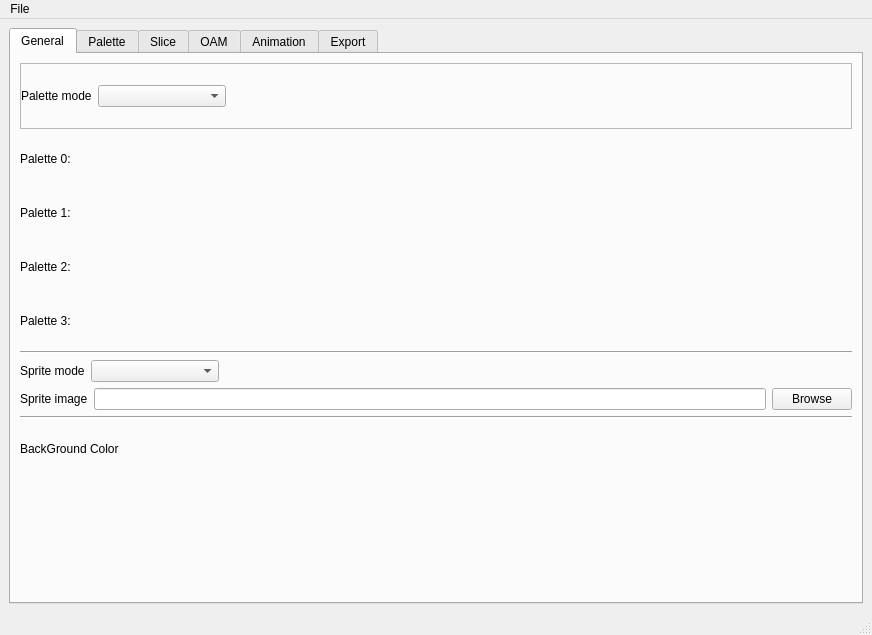
This is FamiAnimator/mainwindow.ui in evgenykzz2/FamiTool as Qt 5 draws it before an edit. The edited form follows.
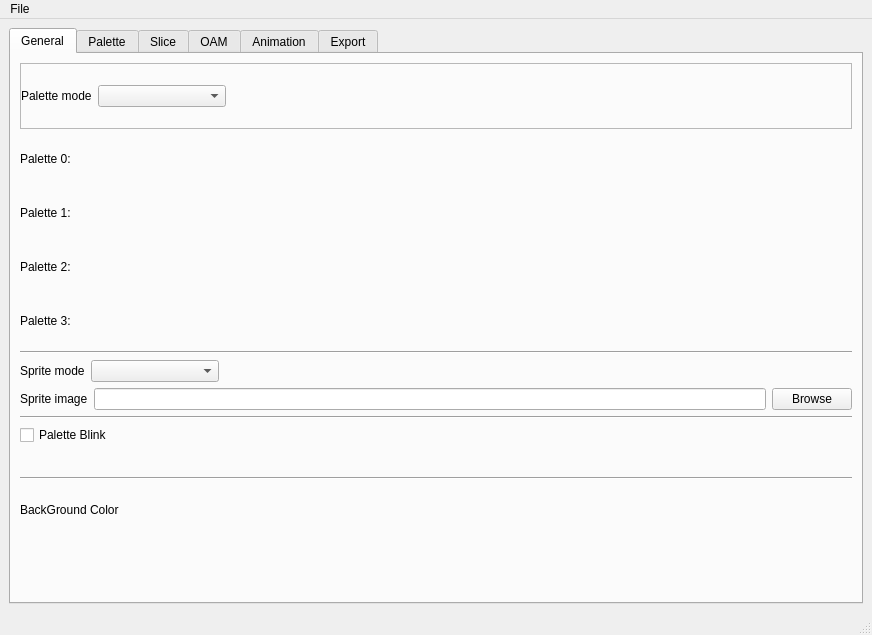
This is the edited form. The open tabs and pages were chosen to show the change. Icons and pictures are not drawn.

Commit message: Added BlinkPalette into Animator

```diff
--- a/FamiAnimator/mainwindow.ui
+++ b/FamiAnimator/mainwindow.ui
@@ -644,6 +644,58 @@
           </property>
          </widget>
         </item>
+        <item>
+         <widget class="QCheckBox" name="checkBox_palette_blink">
+          <property name="text">
+           <string>Palette Blink</string>
+          </property>
+         </widget>
+        </item>
+        <item>
+         <widget class="QWidget" name="widget_blink_palette" native="true">
+          <layout class="QHBoxLayout" name="horizontalLayout_17">
+           <property name="leftMargin">
+            <number>0</number>
+           </property>
+           <property name="topMargin">
+            <number>0</number>
+           </property>
+           <property name="rightMargin">
+            <number>0</number>
+           </property>
+           <property name="bottomMargin">
+            <number>0</number>
+           </property>
+           <item>
+            <widget class="QLabel" name="label_palette_blink">
+             <property name="text">
+              <string/>
+             </property>
+            </widget>
+           </item>
+           <item>
+            <spacer name="horizontalSpacer_8">
+             <property name="orientation">
+              <enum>Qt::Horizontal</enum>
+             </property>
+             <property name="sizeHint" stdset="0">
+              <size>
+               <width>821</width>
+               <height>20</height>
+              </size>
+             </property>
+            </spacer>
+           </item>
+          </layout>
+         </widget>
+        </item>
+        <item>
+         <widget class="Line" name="line_14">
+          <property name="orientation">
+           <enum>Qt::Horizontal</enum>
+          </property>
+         </widget>
+        </item>
         <item>
          <layout class="QHBoxLayout" name="horizontalLayout_12">
           <property name="rightMargin">
```
Left out of the diff: 23 changed lines with no effect on the pictures. The commit also changes 16 other files.
